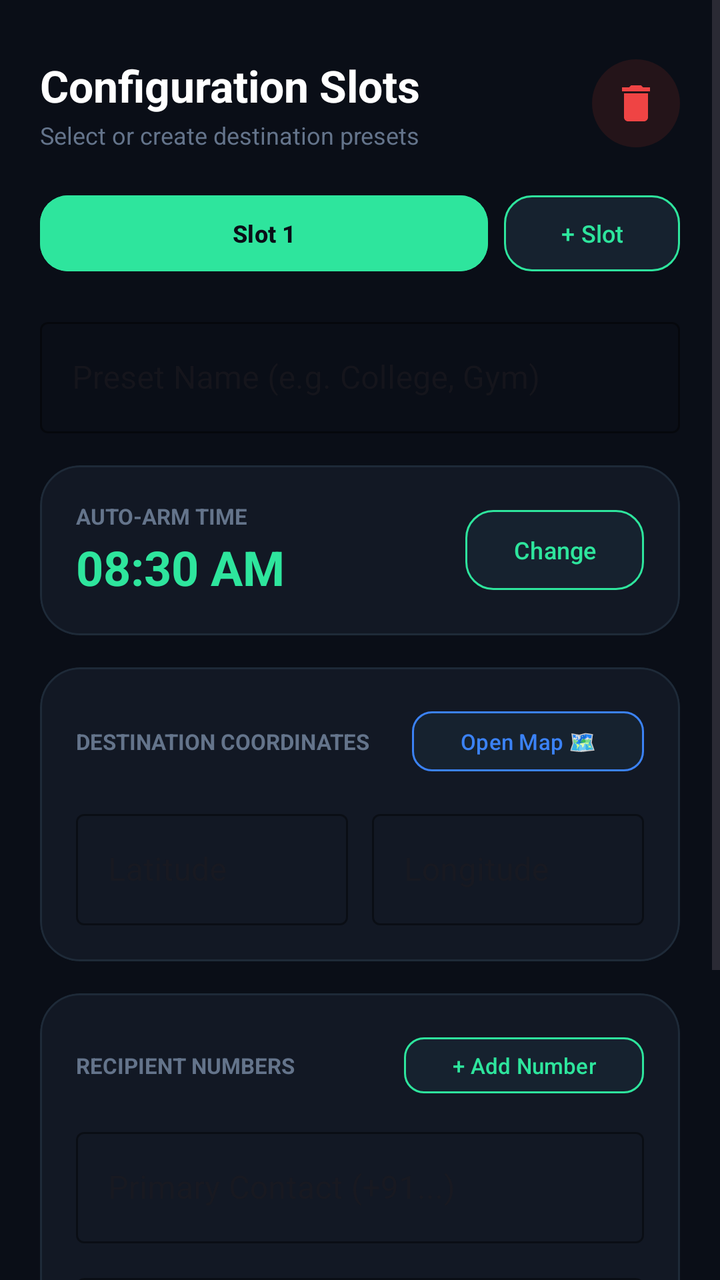
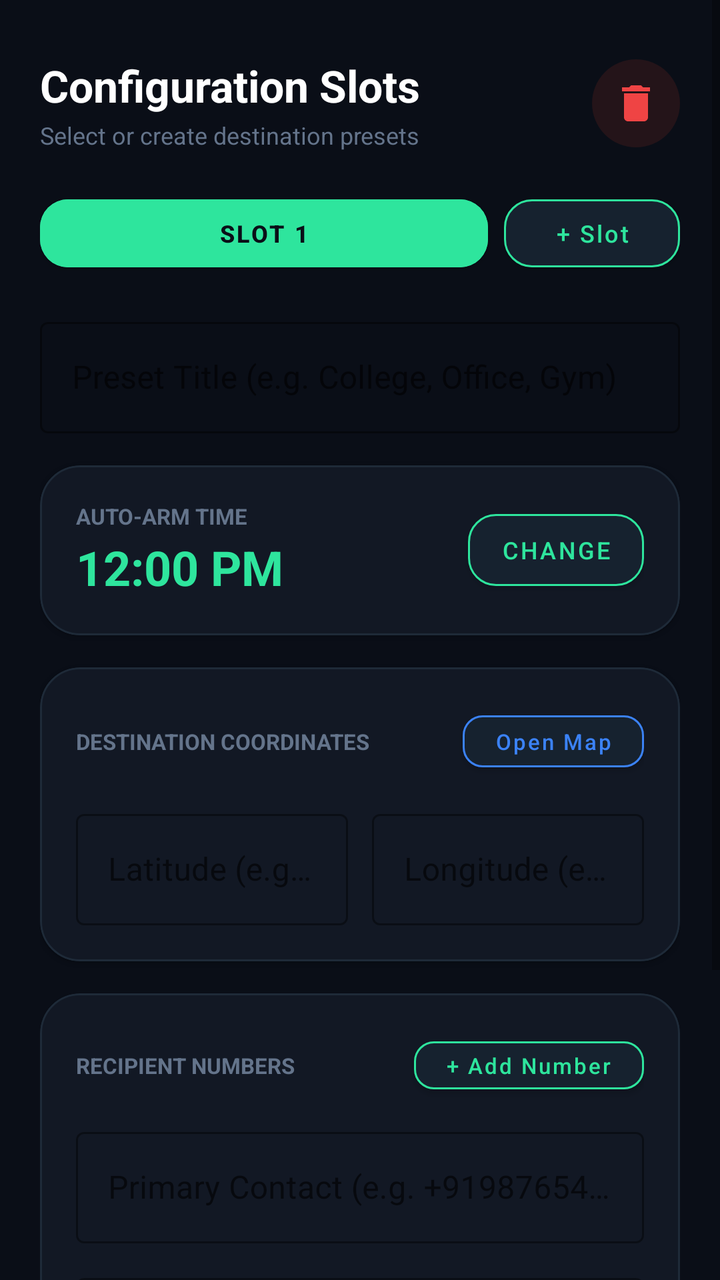

The first picture is an Android layout as it rendered before a commit; the second is the same layout after the commit. The layout source and the unified diff follow.
<!-- AndroidManifest.xml: application theme Theme.Pohachalo -->
<!-- res/layout/activity_settings.xml -->
<?xml version="1.0" encoding="utf-8"?>
<ScrollView xmlns:android="http://schemas.android.com/apk/res/android"
    xmlns:app="http://schemas.android.com/apk/res-auto"
    android:layout_width="match_parent"
    android:layout_height="match_parent"
    android:background="#0A0E17"
    android:fillViewport="true">

    <LinearLayout
        android:layout_width="match_parent"
        android:layout_height="wrap_content"
        android:orientation="vertical"
        android:padding="20dp">

        
        <LinearLayout
            android:layout_width="match_parent"
            android:layout_height="wrap_content"
            android:layout_marginTop="8dp"
            android:gravity="center_vertical"
            android:orientation="horizontal">

            <LinearLayout
                android:layout_width="0dp"
                android:layout_height="wrap_content"
                android:layout_weight="1"
                android:orientation="vertical">

                <TextView
                    android:layout_width="wrap_content"
                    android:layout_height="wrap_content"
                    android:text="Configuration Slots"
                    android:textColor="#FFFFFF"
                    android:textSize="22sp"
                    android:textStyle="bold" />

                <TextView
                    android:layout_width="wrap_content"
                    android:layout_height="wrap_content"
                    android:layout_marginTop="2dp"
                    android:text="Select or create destination presets"
                    android:textColor="#64748B"
                    android:textSize="12sp" />
            </LinearLayout>

            
            <ImageButton
                android:id="@+id/btnDeleteSlot"
                android:layout_width="44dp"
                android:layout_height="44dp"
                android:background="@drawable/badge_pill"
                android:backgroundTint="#241419"
                android:contentDescription="Delete Preset"
                android:padding="10dp"
                android:src="@drawable/ic_trash" />
        </LinearLayout>

        
        <LinearLayout
            android:id="@+id/layoutSlotRow"
            android:layout_width="match_parent"
            android:layout_height="wrap_content"
            android:layout_marginTop="18dp"
            android:gravity="center_vertical"
            android:orientation="horizontal">

            <com.google.android.material.button.MaterialButton
                android:id="@+id/btnSlot1"
                android:layout_width="0dp"
                android:layout_height="46dp"
                android:layout_weight="1"
                android:layout_marginEnd="4dp"
                android:backgroundTint="#2EE59D"
                android:text="Slot 1"
                android:textColor="#0A0E17"
                android:textSize="12sp"
                android:textStyle="bold"
                app:cornerRadius="14dp" />

            <com.google.android.material.button.MaterialButton
                android:id="@+id/btnSlot2"
                android:layout_width="0dp"
                android:layout_height="46dp"
                android:layout_weight="1"
                android:layout_marginHorizontal="4dp"
                android:backgroundTint="#16222F"
                android:visibility="gone"
                android:text="Slot 2"
                android:textColor="#94A3B8"
                android:textSize="12sp"
                app:cornerRadius="14dp" />

            <com.google.android.material.button.MaterialButton
                android:id="@+id/btnSlot3"
                android:layout_width="0dp"
                android:layout_height="46dp"
                android:layout_weight="1"
                android:layout_marginHorizontal="4dp"
                android:backgroundTint="#16222F"
                android:visibility="gone"
                android:text="Slot 3"
                android:textColor="#94A3B8"
                android:textSize="12sp"
                app:cornerRadius="14dp" />

            <com.google.android.material.button.MaterialButton
                android:id="@+id/btnAddSlot"
                android:layout_width="wrap_content"
                android:layout_height="46dp"
                android:layout_marginStart="4dp"
                android:backgroundTint="#16222F"
                android:text="+ Slot"
                android:textAllCaps="false"
                android:textColor="#2EE59D"
                android:textSize="12sp"
                app:cornerRadius="14dp"
                app:strokeColor="#2EE59D"
                app:strokeWidth="1dp" />
        </LinearLayout>

        
        <com.google.android.material.textfield.TextInputLayout
            android:layout_width="match_parent"
            android:layout_height="wrap_content"
            android:layout_marginTop="16dp"
            android:hint="Preset Name (e.g. College, Gym)"
            app:boxStrokeColor="#2EE59D"
            app:hintTextColor="#64748B"
            style="@style/Widget.MaterialComponents.TextInputLayout.OutlinedBox">

            <com.google.android.material.textfield.TextInputEditText
                android:id="@+id/etSlotLabel"
                android:layout_width="match_parent"
                android:layout_height="wrap_content"
                android:textColor="#FFFFFF" />
        </com.google.android.material.textfield.TextInputLayout>

        
        <com.google.android.material.card.MaterialCardView
            android:layout_width="match_parent"
            android:layout_height="wrap_content"
            android:layout_marginTop="16dp"
            app:cardBackgroundColor="#121824"
            app:cardCornerRadius="20dp"
            app:strokeColor="#1E2A38"
            app:strokeWidth="1dp">

            <LinearLayout
                android:layout_width="match_parent"
                android:layout_height="wrap_content"
                android:gravity="center_vertical"
                android:orientation="horizontal"
                android:padding="18dp">

                <LinearLayout
                    android:layout_width="0dp"
                    android:layout_height="wrap_content"
                    android:layout_weight="1"
                    android:orientation="vertical">

                    <TextView
                        android:layout_width="wrap_content"
                        android:layout_height="wrap_content"
                        android:text="AUTO-ARM TIME"
                        android:textColor="#64748B"
                        android:textSize="11sp"
                        android:textStyle="bold" />

                    <TextView
                        android:id="@+id/tvSelectedTime"
                        android:layout_width="wrap_content"
                        android:layout_height="wrap_content"
                        android:layout_marginTop="2dp"
                        android:text="08:30 AM"
                        android:textColor="#2EE59D"
                        android:textSize="24sp"
                        android:textStyle="bold" />
                </LinearLayout>

                <com.google.android.material.button.MaterialButton
                    android:id="@+id/btnPickTime"
                    android:layout_width="wrap_content"
                    android:layout_height="wrap_content"
                    android:backgroundTint="#16222F"
                    android:text="Change"
                    android:textColor="#2EE59D"
                    android:textSize="12sp"
                    app:cornerRadius="14dp"
                    app:strokeColor="#2EE59D"
                    app:strokeWidth="1dp" />
            </LinearLayout>
        </com.google.android.material.card.MaterialCardView>

        
        <com.google.android.material.card.MaterialCardView
            android:layout_width="match_parent"
            android:layout_height="wrap_content"
            android:layout_marginTop="16dp"
            app:cardBackgroundColor="#121824"
            app:cardCornerRadius="20dp"
            app:strokeColor="#1E2A38"
            app:strokeWidth="1dp">

            <LinearLayout
                android:layout_width="match_parent"
                android:layout_height="wrap_content"
                android:orientation="vertical"
                android:padding="18dp">

                <LinearLayout
                    android:layout_width="match_parent"
                    android:layout_height="wrap_content"
                    android:gravity="center_vertical"
                    android:orientation="horizontal">

                    <TextView
                        android:layout_width="0dp"
                        android:layout_height="wrap_content"
                        android:layout_weight="1"
                        android:text="DESTINATION COORDINATES"
                        android:textColor="#64748B"
                        android:textSize="11sp"
                        android:textStyle="bold" />

                    <com.google.android.material.button.MaterialButton
                        android:id="@+id/btnPickOnMap"
                        android:layout_width="wrap_content"
                        android:layout_height="38dp"
                        android:backgroundTint="#16222F"
                        android:text="Open Map 🗺️"
                        android:textAllCaps="false"
                        android:textColor="#3B82F6"
                        android:textSize="11sp"
                        app:cornerRadius="10dp"
                        app:strokeColor="#3B82F6"
                        app:strokeWidth="1dp" />
                </LinearLayout>

                <LinearLayout
                    android:layout_width="match_parent"
                    android:layout_height="wrap_content"
                    android:layout_marginTop="12dp"
                    android:orientation="horizontal">

                    <com.google.android.material.textfield.TextInputLayout
                        android:layout_width="0dp"
                        android:layout_height="wrap_content"
                        android:layout_marginEnd="6dp"
                        android:layout_weight="1"
                        android:hint="Latitude"
                        app:boxStrokeColor="#2EE59D"
                        app:hintTextColor="#64748B"
                        style="@style/Widget.MaterialComponents.TextInputLayout.OutlinedBox">

                        <com.google.android.material.textfield.TextInputEditText
                            android:id="@+id/etTargetLat"
                            android:layout_width="match_parent"
                            android:layout_height="wrap_content"
                            android:inputType="numberDecimal|numberSigned"
                            android:textColor="#FFFFFF" />
                    </com.google.android.material.textfield.TextInputLayout>

                    <com.google.android.material.textfield.TextInputLayout
                        android:layout_width="0dp"
                        android:layout_height="wrap_content"
                        android:layout_marginStart="6dp"
                        android:layout_weight="1"
                        android:hint="Longitude"
                        app:boxStrokeColor="#2EE59D"
                        app:hintTextColor="#64748B"
                        style="@style/Widget.MaterialComponents.TextInputLayout.OutlinedBox">

                        <com.google.android.material.textfield.TextInputEditText
                            android:id="@+id/etTargetLng"
                            android:layout_width="match_parent"
                            android:layout_height="wrap_content"
                            android:inputType="numberDecimal|numberSigned"
                            android:textColor="#FFFFFF" />
                    </com.google.android.material.textfield.TextInputLayout>
                </LinearLayout>
            </LinearLayout>
        </com.google.android.material.card.MaterialCardView>

        
        <com.google.android.material.card.MaterialCardView
            android:layout_width="match_parent"
            android:layout_height="wrap_content"
            android:layout_marginTop="16dp"
            app:cardBackgroundColor="#121824"
            app:cardCornerRadius="20dp"
            app:strokeColor="#1E2A38"
            app:strokeWidth="1dp">

            <LinearLayout
                android:layout_width="match_parent"
                android:layout_height="wrap_content"
                android:orientation="vertical"
                android:padding="18dp">

                <LinearLayout
                    android:layout_width="match_parent"
                    android:layout_height="wrap_content"
                    android:gravity="center_vertical"
                    android:orientation="horizontal">

                    <TextView
                        android:layout_width="0dp"
                        android:layout_height="wrap_content"
                        android:layout_weight="1"
                        android:text="RECIPIENT NUMBERS"
                        android:textColor="#64748B"
                        android:textSize="11sp"
                        android:textStyle="bold" />

                    <com.google.android.material.button.MaterialButton
                        android:id="@+id/btnAddPhoneField"
                        android:layout_width="wrap_content"
                        android:layout_height="36dp"
                        android:backgroundTint="#16222F"
                        android:text="+ Add Number"
                        android:textAllCaps="false"
                        android:textColor="#2EE59D"
                        android:textSize="11sp"
                        app:cornerRadius="10dp"
                        app:strokeColor="#2EE59D"
                        app:strokeWidth="1dp" />
                </LinearLayout>

                <com.google.android.material.textfield.TextInputLayout
                    android:id="@+id/tilPhone1"
                    android:layout_width="match_parent"
                    android:layout_height="wrap_content"
                    android:layout_marginTop="10dp"
                    android:hint="Primary Contact (+91...)"
                    app:boxStrokeColor="#2EE59D"
                    app:hintTextColor="#64748B"
                    style="@style/Widget.MaterialComponents.TextInputLayout.OutlinedBox">

                    <com.google.android.material.textfield.TextInputEditText
                        android:id="@+id/etPhone1"
                        android:layout_width="match_parent"
                        android:layout_height="wrap_content"
                        android:inputType="phone"
                        android:textColor="#FFFFFF" />
                </com.google.android.material.textfield.TextInputLayout>

                <com.google.android.material.textfield.TextInputLayout
                    android:id="@+id/tilPhone2"
                    android:layout_width="match_parent"
                    android:layout_height="wrap_content"
                    android:layout_marginTop="10dp"
                    android:visibility="gone"
                    android:hint="Second Contact (Optional)"
                    app:boxStrokeColor="#2EE59D"
                    app:hintTextColor="#64748B"
                    style="@style/Widget.MaterialComponents.TextInputLayout.OutlinedBox">

                    <com.google.android.material.textfield.TextInputEditText
                        android:id="@+id/etPhone2"
                        android:layout_width="match_parent"
                        android:layout_height="wrap_content"
                        android:inputType="phone"
                        android:textColor="#FFFFFF" />
                </com.google.android.material.textfield.TextInputLayout>

                <com.google.android.material.textfield.TextInputLayout
                    android:id="@+id/tilPhone3"
                    android:layout_width="match_parent"
                    android:layout_height="wrap_content"
                    android:layout_marginTop="10dp"
                    android:visibility="gone"
                    android:hint="Third Contact (Optional)"
                    app:boxStrokeColor="#2EE59D"
                    app:hintTextColor="#64748B"
                    style="@style/Widget.MaterialComponents.TextInputLayout.OutlinedBox">

                    <com.google.android.material.textfield.TextInputEditText
                        android:id="@+id/etPhone3"
                        android:layout_width="match_parent"
                        android:layout_height="wrap_content"
                        android:inputType="phone"
                        android:textColor="#FFFFFF" />
                </com.google.android.material.textfield.TextInputLayout>

                <com.google.android.material.textfield.TextInputLayout
                    android:layout_width="match_parent"
                    android:layout_height="wrap_content"
                    android:layout_marginTop="12dp"
                    android:hint="Arrival Text Body (e.g. P)"
                    app:boxStrokeColor="#2EE59D"
                    app:hintTextColor="#64748B"
                    style="@style/Widget.MaterialComponents.TextInputLayout.OutlinedBox">

                    <com.google.android.material.textfield.TextInputEditText
                        android:id="@+id/etTargetMessage"
                        android:layout_width="match_parent"
                        android:layout_height="wrap_content"
                        android:inputType="textShortMessage"
                        android:textColor="#FFFFFF" />
                </com.google.android.material.textfield.TextInputLayout>
            </LinearLayout>
        </com.google.android.material.card.MaterialCardView>

        
        <com.google.android.material.button.MaterialButton
            android:id="@+id/btnSaveSettings"
            android:layout_width="match_parent"
            android:layout_height="56dp"
            android:layout_marginTop="24dp"
            android:layout_marginBottom="32dp"
            android:backgroundTint="#2EE59D"
            android:text="SAVE &amp; ACTIVATE PRESET"
            android:textColor="#0A0E17"
            android:textSize="15sp"
            android:textStyle="bold"
            app:cornerRadius="28dp" />

    </LinearLayout>
</ScrollView>
<!-- resources referenced by this layout -->
<resources>
  <!-- drawable badge_pill (drawable) -->
  <?xml version="1.0" encoding="utf-8"?>
  <shape xmlns:android="http://schemas.android.com/apk/res/android">
      <corners android:radius="50dp" />
      <solid android:color="#16222F" />
  </shape>
  <!-- drawable ic_trash (drawable) -->
  <?xml version="1.0" encoding="utf-8"?>
  <vector xmlns:android="http://schemas.android.com/apk/res/android"
      android:width="24dp"
      android:height="24dp"
      android:viewportWidth="24"
      android:viewportHeight="24">
      <path
          android:fillColor="#EF4444"
          android:pathData="M6,19c0,1.1 0.9,2 2,2h8c1.1,0 2,-0.9 2,-2V7H6v12zM19,4h-3.5l-1,-1h-5l-1,1H5v2h14V4z"/>
  </vector>
  <style name="Theme.Pohachalo" parent="Base.Theme.Pohachalo" />
  <style name="Base.Theme.Pohachalo" parent="Theme.Material3.DayNight.NoActionBar">
          
          
      </style>
</resources>

<!-- the commit's change to res/layout/activity_settings.xml (unified diff, before → after) -->
@@ -43,7 +43,6 @@
                     android:textSize="12sp" />
             </LinearLayout>
 
-            
             <ImageButton
                 android:id="@+id/btnDeleteSlot"
                 android:layout_width="44dp"
@@ -123,7 +122,7 @@
             android:layout_width="match_parent"
             android:layout_height="wrap_content"
             android:layout_marginTop="16dp"
-            android:hint="Preset Name (e.g. College, Gym)"
+            android:hint="Preset Title (e.g. College, Office, Gym)"
             app:boxStrokeColor="#2EE59D"
             app:hintTextColor="#64748B"
             style="@style/Widget.MaterialComponents.TextInputLayout.OutlinedBox">
@@ -171,7 +170,7 @@
                         android:layout_width="wrap_content"
                         android:layout_height="wrap_content"
                         android:layout_marginTop="2dp"
-                        android:text="08:30 AM"
+                        android:text="12:00 PM"
                         android:textColor="#2EE59D"
                         android:textSize="24sp"
                         android:textStyle="bold" />
@@ -227,7 +226,7 @@
                         android:layout_width="wrap_content"
                         android:layout_height="38dp"
                         android:backgroundTint="#16222F"
-                        android:text="Open Map 🗺️"
+                        android:text="Open Map"
                         android:textAllCaps="false"
                         android:textColor="#3B82F6"
                         android:textSize="11sp"
@@ -247,7 +246,7 @@
                         android:layout_height="wrap_content"
                         android:layout_marginEnd="6dp"
                         android:layout_weight="1"
-                        android:hint="Latitude"
+                        android:hint="Latitude (e.g. 18.5204)"
                         app:boxStrokeColor="#2EE59D"
                         app:hintTextColor="#64748B"
                         style="@style/Widget.MaterialComponents.TextInputLayout.OutlinedBox">
@@ -265,7 +264,7 @@
                         android:layout_height="wrap_content"
                         android:layout_marginStart="6dp"
                         android:layout_weight="1"
-                        android:hint="Longitude"
+                        android:hint="Longitude (e.g. 73.8567)"
                         app:boxStrokeColor="#2EE59D"
                         app:hintTextColor="#64748B"
                         style="@style/Widget.MaterialComponents.TextInputLayout.OutlinedBox">
@@ -331,7 +330,7 @@
                     android:layout_width="match_parent"
                     android:layout_height="wrap_content"
                     android:layout_marginTop="10dp"
-                    android:hint="Primary Contact (+91...)"
+                    android:hint="Primary Contact (e.g. +919876543210)"
                     app:boxStrokeColor="#2EE59D"
                     app:hintTextColor="#64748B"
                     style="@style/Widget.MaterialComponents.TextInputLayout.OutlinedBox">
@@ -350,7 +349,7 @@
                     android:layout_height="wrap_content"
                     android:layout_marginTop="10dp"
                     android:visibility="gone"
-                    android:hint="Second Contact (Optional)"
+                    android:hint="Second Contact (e.g. +919876543211)"
                     app:boxStrokeColor="#2EE59D"
                     app:hintTextColor="#64748B"
                     style="@style/Widget.MaterialComponents.TextInputLayout.OutlinedBox">
@@ -369,7 +368,7 @@
                     android:layout_height="wrap_content"
                     android:layout_marginTop="10dp"
                     android:visibility="gone"
-                    android:hint="Third Contact (Optional)"
+                    android:hint="Third Contact (e.g. +919876543212)"
                     app:boxStrokeColor="#2EE59D"
                     app:hintTextColor="#64748B"
                     style="@style/Widget.MaterialComponents.TextInputLayout.OutlinedBox">
@@ -386,7 +385,7 @@
                     android:layout_width="match_parent"
                     android:layout_height="wrap_content"
                     android:layout_marginTop="12dp"
-                    android:hint="Arrival Text Body (e.g. P)"
+                    android:hint="Arrival Text Body (e.g. Reached safely)"
                     app:boxStrokeColor="#2EE59D"
                     app:hintTextColor="#64748B"
                     style="@style/Widget.MaterialComponents.TextInputLayout.OutlinedBox">
<!-- resource entries referenced after the edit -->
@@ -17,10 +17,5 @@
           android:fillColor="#EF4444"
           android:pathData="M6,19c0,1.1 0.9,2 2,2h8c1.1,0 2,-0.9 2,-2V7H6v12zM19,4h-3.5l-1,-1h-5l-1,1H5v2h14V4z"/>
   </vector>
-  <style name="Theme.Pohachalo" parent="Base.Theme.Pohachalo" />
-  <style name="Base.Theme.Pohachalo" parent="Theme.Material3.DayNight.NoActionBar">
-          
-          
-      </style>
 </resources>
 
